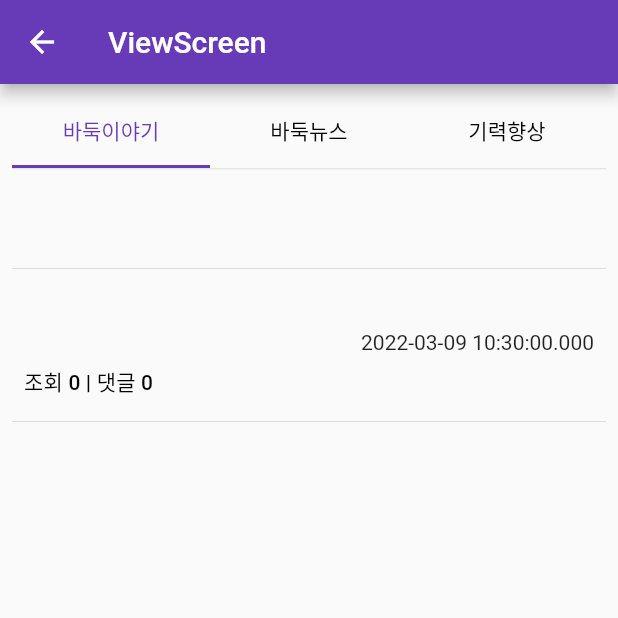
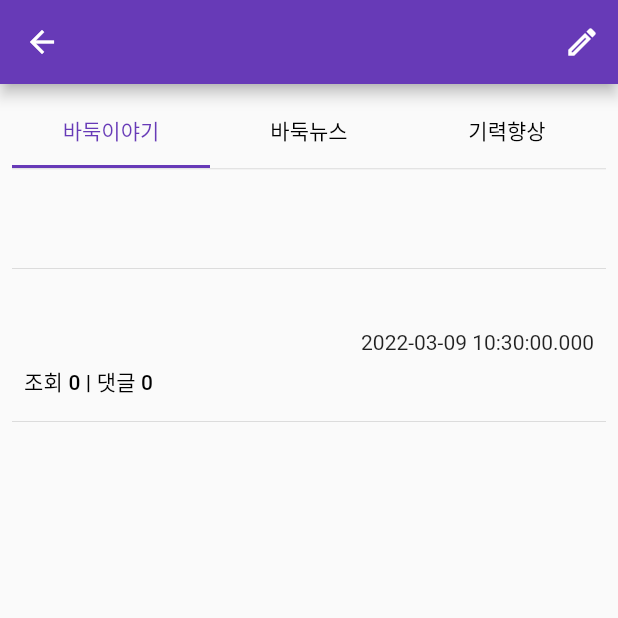
Before and after one commit to youyoung00/baduk_park_project, a Flutter app: the ViewScreen screen opened directly with empty values, on a phone screen of 412 x 824 dp, the top half of it. Run offline on Flutter 3.47's test engine with Material 2 defaults, Android fonts, the phone set to English and light mode, and no system bars; drawn by our look-alikes of google_mobile_ads; our stand-ins replace firebase_auth, firebase_core, freezed_annotation; missing offline and left inert: flutterfire_ui; accounts and stored records are empty; generated files the repository leaves out were written again; network calls fail.

Commit message:
view -> edit 이동 구현

```diff
--- a/lib/presentation/screen/view_screen.dart
+++ b/lib/presentation/screen/view_screen.dart
@@ -1,3 +1,4 @@
+import 'package:baduk_park/presentation/screen/edit_screen.dart';
 import 'package:flutter/material.dart';
 import 'package:google_mobile_ads/google_mobile_ads.dart';
 import 'package:provider/provider.dart';
@@ -34,7 +35,24 @@ class _ViewScreenState extends State<ViewScreen> {
     final staticAd = viewModel.staticBannerRepository.staticAd;
     return Scaffold(
       appBar: AppBar(
-        title: const Text("ViewScreen"),
+        title: Text(widget.post.boardName),
+        actions: [
+          IconButton(
+            onPressed: () {
+              Navigator.push(
+                context,
+                MaterialPageRoute(
+                  builder: (context) => EditScreen(
+                    post: widget.post,
+                  ),
+                ),
+              );
+            },
+            icon: const Icon(
+              Icons.edit_outlined,
+            ),
+          ),
+        ],
       ),
       body: SingleChildScrollView(
         child: Padding(
```
